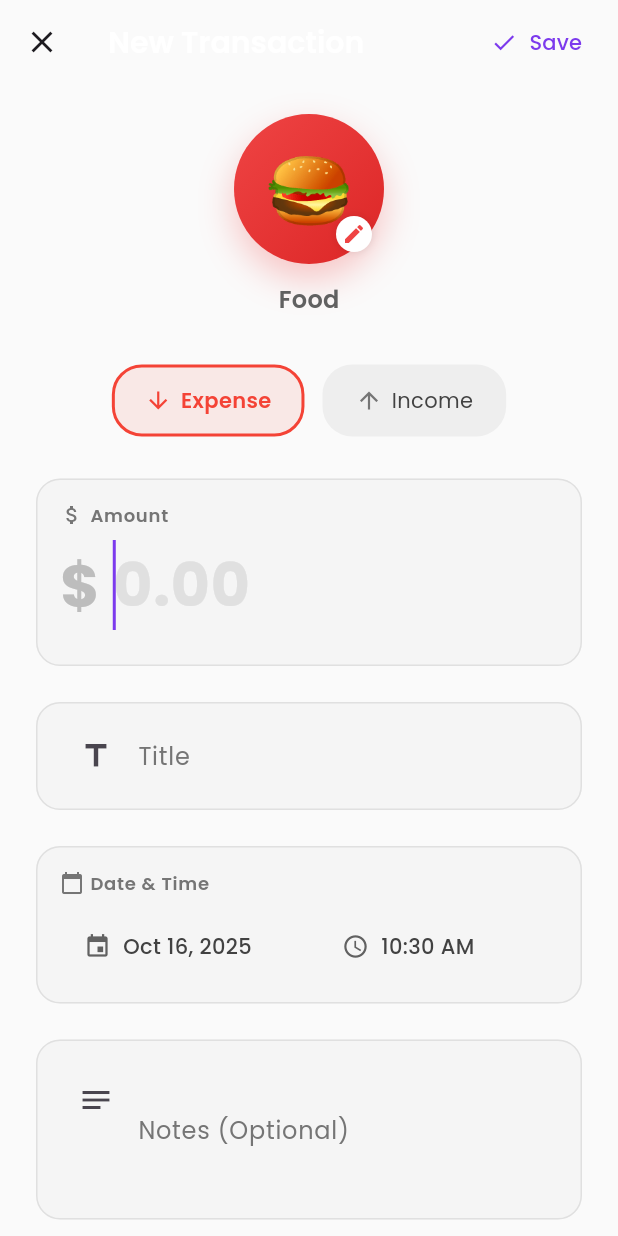
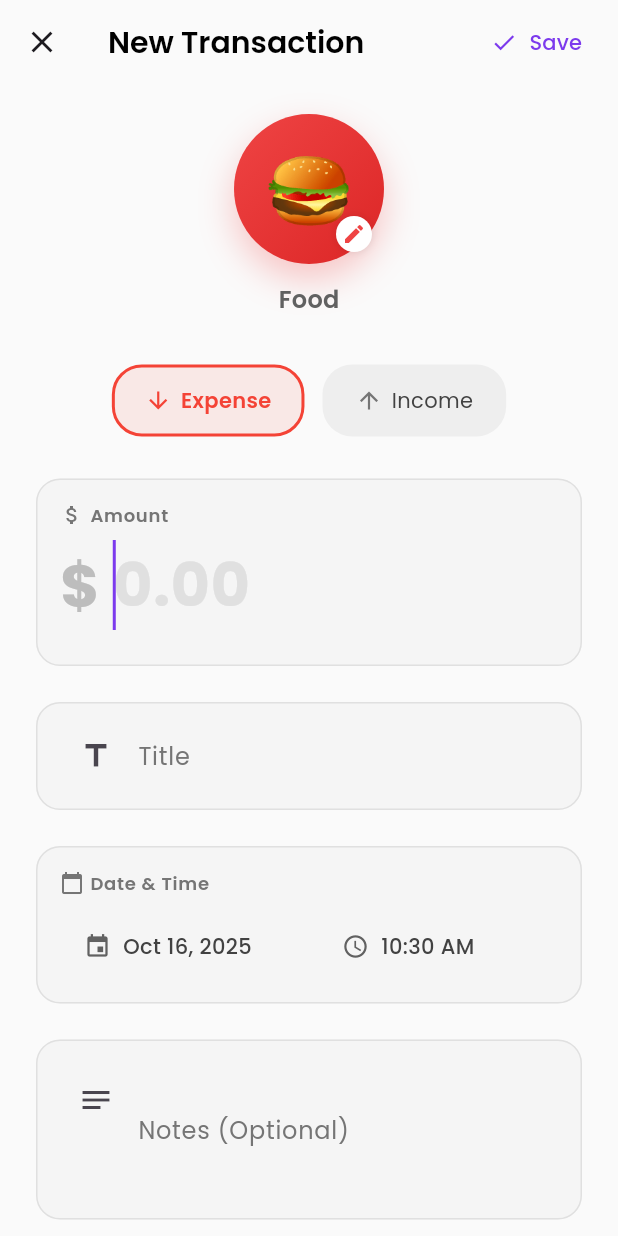
Before and after one commit to adamnymy/drywallet-apk, a Flutter app: the TransactionPage screen opened directly, on a phone screen of 412 x 824 dp. Run offline on Flutter 3.47's test engine with Material 3 defaults, Android fonts, the phone set to English and light mode, and no system bars; our stand-ins replace flutter_svg, google_fonts.

Commit message:
change color

```diff
--- a/lib/pages/transactionPage/transaction_page.dart
+++ b/lib/pages/transactionPage/transaction_page.dart
@@ -179,7 +179,7 @@ class _TransactionPageState extends State<TransactionPage>
         ),
         title: const Text(
           'New Transaction',
-          style: TextStyle(fontWeight: FontWeight.w600),
+          style: TextStyle(fontWeight: FontWeight.w600, color: Colors.black),
         ),
         actions: [
           TextButton.icon(
```
